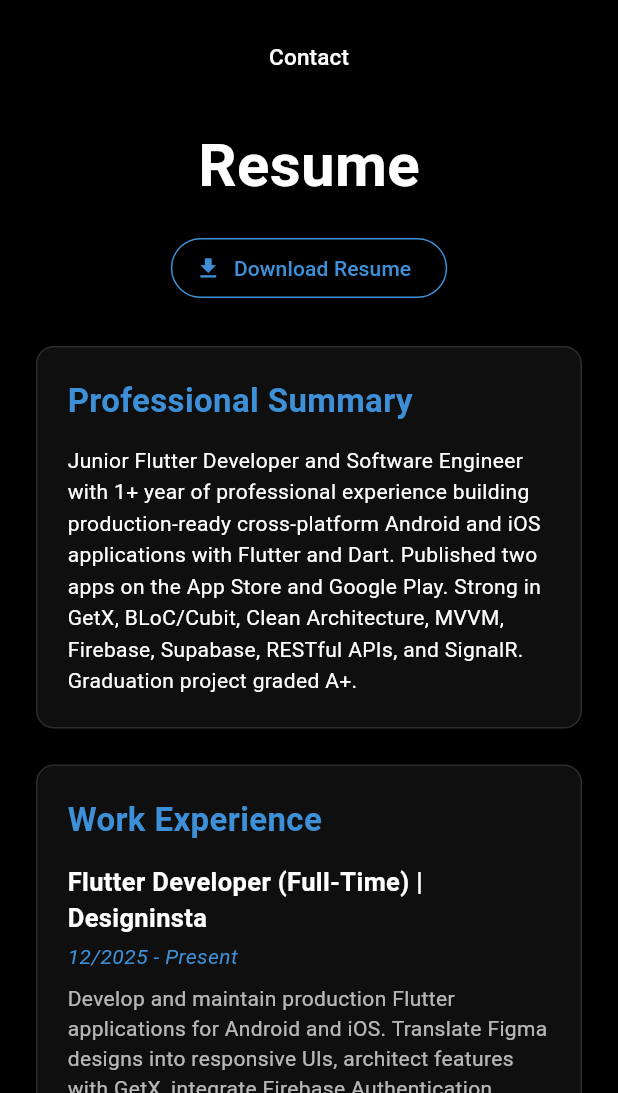
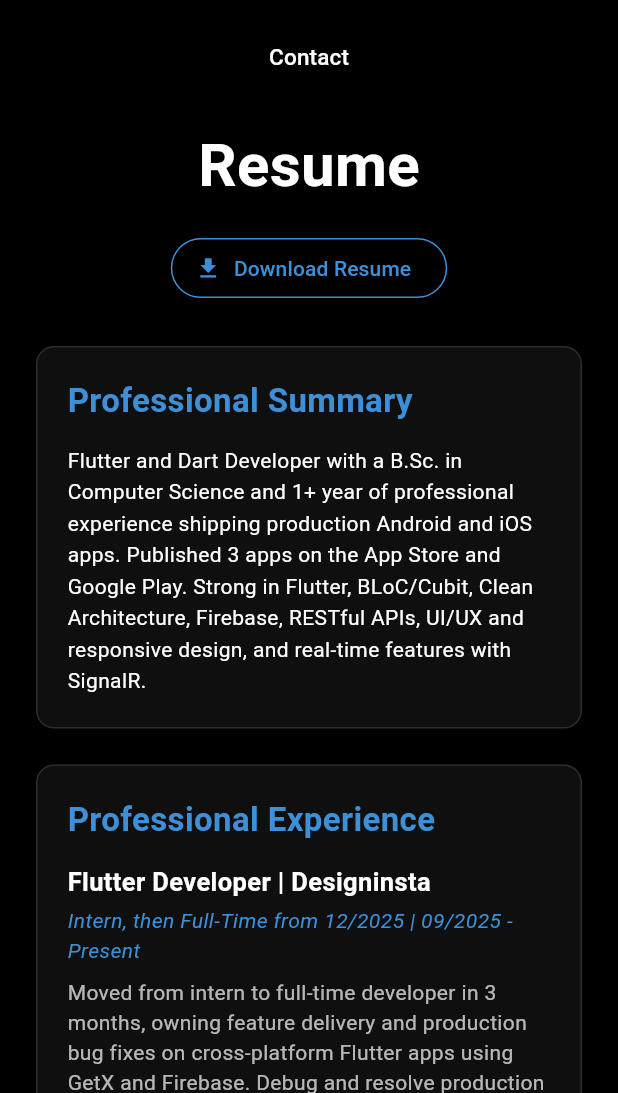
Before and after one commit to AmirKhairy/portfolio, a Flutter app: the screen it shows after launch, after a tap on "About", after a tap on "Resume", on a phone screen of 412 x 824 dp, the part 143-1236 px from its top. Run offline on Flutter 3.47's test engine with Material 3 defaults, Android fonts, the phone set to English and light mode, and no system bars; our stand-ins replace flutter_bloc, flutter_staggered_animations, font_awesome_flutter.

Commit message:
Update About, Home, Resume, and Layout pages with enhanced descriptions and skills

```diff
--- a/lib/features/about_page/about_page.dart
+++ b/lib/features/about_page/about_page.dart
@@ -35,7 +35,7 @@ class AboutPage extends StatelessWidget {
                   ),
                   const SizedBox(height: 20),
                   Text(
-                    'Junior Flutter Developer and Software Engineer with 1+ year of professional experience building production-ready cross-platform Android and iOS applications. Strong in Flutter, Dart, GetX, BLoC/Cubit, Clean Architecture, Firebase, Supabase, REST APIs, and real-time features.',
+                    'Flutter and Dart Developer with a B.Sc. in Computer Science and 1+ year of professional experience shipping production Android and iOS apps. Published 3 apps on the App Store and Google Play. Strong in Flutter, BLoC/Cubit, Clean Architecture, Firebase, RESTful APIs, UI/UX and responsive design, and real-time features with SignalR.',
                     textAlign: TextAlign.center,
                     style: TextStyle(
                       fontSize: 16,
@@ -63,9 +63,9 @@ class AboutPage extends StatelessWidget {
                                       color: Colors.white,
                                     )),
                                 SizedBox(height: 10),
-                                InfoRow(title: 'Birthday: 20 Dec 2003'),
+                                InfoRow(title: 'Location: Cairo, Egypt'),
                                 InfoRow(title: 'Phone: +20 103 207 8026'),
-                                InfoRow(title: 'City: Cairo, Egypt'),
+                                InfoRow(title: 'Email: amirkhairy903@gmail.com'),
                               ],
                             ),
                           ),
@@ -78,11 +78,10 @@ class AboutPage extends StatelessWidget {
                               crossAxisAlignment: CrossAxisAlignment.start,
                               children: const [
                                 SizedBox(height: 80),
-                                InfoRow(title: 'Age: 22'),
-                                InfoRow(title: 'Degree: Bachelor\'s'),
-                                InfoRow(
-                                    title: 'Email: amirkhairy903@gmail.com'),
-                                InfoRow(title: 'Freelance: Available'),
+                                InfoRow(title: 'Degree: B.Sc. Computer Science'),
+                                InfoRow(title: 'University: Tanta University'),
+                                InfoRow(title: 'GPA: 3.44 / 4.0'),
+                                InfoRow(title: 'Languages: Arabic, English'),
                               ],
                             ),
                           ),
@@ -137,12 +136,13 @@ class AboutPage extends StatelessWidget {
                       children: [
                         _buildSkillChip('Flutter'),
                         _buildSkillChip('Dart'),
-                        _buildSkillChip('State Management'),
-                        _buildSkillChip('Bloc, Cubit'),
-                        _buildSkillChip('REST APIs'),
-                        _buildSkillChip('Firebase, Supabase'),
-                        _buildSkillChip('SQFlite, Shared Preferences'),
-                        _buildSkillChip('Git, GitHub'),
+                        _buildSkillChip('BLoC, Cubit, GetX'),
+                        _buildSkillChip('Clean Architecture, MVVM'),
+                        _buildSkillChip('REST APIs, Dio, JWT'),
+                        _buildSkillChip('Firebase, Supabase, SignalR'),
+                        _buildSkillChip('SQLite, Hive'),
+                        _buildSkillChip('Responsive UI, Localization'),
+                        _buildSkillChip('Git, GitHub, CI/CD'),
                       ],
                     ),
                   ),
--- a/lib/features/home_page/home_page.dart
+++ b/lib/features/home_page/home_page.dart
@@ -106,7 +106,7 @@ class HomePage extends StatelessWidget {
                 ),
               ),
               Text(
-                'I\'m a Junior Flutter Developer',
+                'Flutter Developer',
                 style: TextStyle(
                   fontSize: titleSize,
                   color: Colors.white,
--- a/lib/features/resume_page/resume_page.dart
+++ b/lib/features/resume_page/resume_page.dart
@@ -5,20 +5,16 @@ import 'package:url_launcher/url_launcher.dart';
 
 class ResumePage extends StatelessWidget {
   const ResumePage({super.key});
-
   static const blue = Color.fromARGB(255, 61, 144, 215);
 
   @override
-  Widget build(BuildContext context) {
-    return Responsive(
+  Widget build(BuildContext context) => Responsive(
         desktop: _buildLayout(2),
         tablet: _buildLayout(2),
         mobile: _buildLayout(1),
       );
-  }
 
-  Widget _buildLayout(int columns) {
-    return AnimationLimiter(
+  Widget _buildLayout(int columns) => AnimationLimiter(
         child: Padding(
           padding: const EdgeInsets.fromLTRB(24, 20, 24, 40),
           child: Column(
@@ -33,7 +29,7 @@ class ResumePage extends StatelessWidget {
                 const Text('Resume', style: TextStyle(fontSize: 40, color: Colors.white, fontWeight: FontWeight.bold)),
                 const SizedBox(height: 16),
                 OutlinedButton.icon(
-                onPressed: () => launchUrl(Uri.parse('assets/assets/Amir_Khairy_Khalil_Flutter_CV.pdf')),
+                  onPressed: () => launchUrl(Uri.parse('assets/Amir_Khairy_Khalil_Flutter_CV.pdf')),
                   icon: const Icon(Icons.download),
                   label: const Text('Download Resume'),
                   style: OutlinedButton.styleFrom(foregroundColor: blue, side: const BorderSide(color: blue)),
@@ -51,7 +47,6 @@ class ResumePage extends StatelessWidget {
           ),
         ),
       );
-  }
 
   List<Widget> _sections() => [_summary(), const SizedBox(height: 24), _experience(), const SizedBox(height: 24), _projects(), const SizedBox(height: 24), _education(), const SizedBox(height: 24), _skills(), const SizedBox(height: 24), _additional()];
 
@@ -62,41 +57,35 @@ class ResumePage extends StatelessWidget {
         child: Column(crossAxisAlignment: CrossAxisAlignment.start, children: [Text(title, style: const TextStyle(fontSize: 22, color: blue, fontWeight: FontWeight.bold)), const SizedBox(height: 14), child]),
       );
 
-  Widget _summary() => _card('Professional Summary', const Text('Junior Flutter Developer and Software Engineer with 1+ year of professional experience building production-ready cross-platform Android and iOS applications with Flutter and Dart. Published two apps on the App Store and Google Play. Strong in GetX, BLoC/Cubit, Clean Architecture, MVVM, Firebase, Supabase, RESTful APIs, and SignalR. Graduation project graded A+.', style: TextStyle(color: Colors.white, height: 1.5)));
+  Widget _summary() => _card('Professional Summary', const Text('Flutter and Dart Developer with a B.Sc. in Computer Science and 1+ year of professional experience shipping production Android and iOS apps. Published 3 apps on the App Store and Google Play. Strong in Flutter, BLoC/Cubit, Clean Architecture, Firebase, RESTful APIs, UI/UX and responsive design, and real-time features with SignalR.', style: TextStyle(color: Colors.white, height: 1.5)));
 
-  Widget _experience() => _card('Work Experience', Column(crossAxisAlignment: CrossAxisAlignment.start, children: [
-        _heading('Flutter Developer (Full-Time) | Designinsta', '12/2025 - Present'),
-        _body('Develop and maintain production Flutter applications for Android and iOS. Translate Figma designs into responsive UIs, architect features with GetX, integrate Firebase Authentication, Firestore, and FCM, and refactor code for performance and maintainability. Collaborate in Agile teams using Git, branching strategies, pull requests, and code reviews. Use AI coding agents with custom rules and sub-agents, reviewing all generated code.'),
-        const SizedBox(height: 16),
-        _heading('Flutter Developer (Intern) | Designinsta', '09/2025 - 12/2025'),
-        _body('Built production-grade Flutter features under mentorship, applying GetX for state management, routing, dependency injection, Firebase Authentication, and Firestore real-time synchronization.'),
+  Widget _experience() => _card('Professional Experience', Column(crossAxisAlignment: CrossAxisAlignment.start, children: [
+        _heading('Flutter Developer | Designinsta', 'Intern, then Full-Time from 12/2025 | 09/2025 - Present'),
+        _body('Moved from intern to full-time developer in 3 months, owning feature delivery and production bug fixes on cross-platform Flutter apps using GetX and Firebase. Debug and resolve production issues, including Firebase and deep-link flows, keeping live apps stable. Ship work through Agile sprints with Jira, Git branching, and pull-request code reviews.'),
       ]));
 
-  Widget _projects() => _card('Selected Projects', Column(crossAxisAlignment: CrossAxisAlignment.start, children: [
-        _heading('Qatra (قطرة) - Water Donation Platform', 'Published on App Store & Google Play'),
-        _body('Flutter, Dart, GetX, Firebase, payment integration. Built an app for purchasing water and donating it to mosques, with Moyasar payments and real-time delivery tracking.'),
-        const SizedBox(height: 12),
-        _heading('Qatra Captain (قطرة كابتن) - Delivery Driver App', 'Published on App Store & Google Play'),
-        _body('Flutter, Dart, GetX, Firebase. Built real-time order assignment, delivery status workflows, and photo/video proof of delivery.'),
+  Widget _projects() => _card('Projects', Column(crossAxisAlignment: CrossAxisAlignment.start, children: [
+        _heading('Qatra & Qatra Captain - Water Donation Platform and Driver App', 'App Store & Google Play'),
+        _body('Flutter, GetX, Firebase, Moyasar. Shipped 2 apps (customer and driver) to both the App Store and Google Play: users buy water and donate it to mosques, with delivery guaranteed within 24 hours. Integrated Moyasar online payments and real-time order tracking, with photo and video proof of delivery.'),
         const SizedBox(height: 12),
         _heading('Farm IQ - Smart Cattle Management App', 'Graduation Project (A+)'),
-        _body('Flutter, GetX, REST API, SignalR, FCM, Dio. Built role-based farm management with live cattle telemetry, AI alerts, JWT authentication, and SignalR team chat.'),
+        _body('Flutter, GetX, REST API, SignalR, FCM, Dio. Built a 2-role (Admin/Worker) app with live cattle health telemetry charts, AI alerts, JWT auth with automatic token refresh, and real-time team chat with SignalR.'),
         const SizedBox(height: 12),
         _heading('Smart Label - E-Commerce App', 'College Project'),
-        _body('Flutter, BLoC/Cubit, REST API, MVVM, Clean Architecture. Built product browsing, cart management, instant price updates, and an admin dashboard.'),
+        _body('Flutter, BLoC/Cubit, MVVM, Clean Architecture, REST API. Built the full shopping flow with product browsing, cart management, instant price updates, and an admin dashboard.'),
         const SizedBox(height: 12),
-        _heading('Basmty - Employee Attendance Tracker', 'Freelance'),
-        _body('Flutter, biometric authentication, local network, SQLite. Built secure fingerprint check-in/check-out with local-network-only communication.'),
+        _heading('Also: Muzakkir and Basmty', 'Additional projects'),
+        _body('Muzakkir: habit tracker using Cubit and local notifications, published on Google Play. Basmty: freelance biometric attendance app using SQLite.'),
       ]));
 
   Widget _education() => _card('Education', Column(crossAxisAlignment: CrossAxisAlignment.start, children: [
         _heading('B.Sc. in Computer Science | Tanta University, Egypt', '09/2022 - 06/2026'),
-        _body('GPA: 3.44 / 4.0 (B+)\nGraduation Project: A+'),
+        _body('GPA: 3.44 / 4.0\nGraduation Project: A+'),
       ]));
 
-  Widget _skills() => _card('Technical Skills', const Text('Dart, Flutter SDK, Flutter Web, BLoC, Cubit, GetX, Clean Architecture, MVVM, MVC, Repository Pattern, Firebase, Supabase, REST APIs, Dio, JWT, SignalR, SQLite, Hive, Shared Preferences, FCM, local notifications, responsive UI, localization, payment integration, biometric authentication, WebView, unit testing, Git, GitHub, CI/CD, Agile, Postman, Android Studio, VS Code, Figma, agentic coding.', style: TextStyle(color: Colors.white, height: 1.5)));
+  Widget _skills() => _card('Technical Skills', const Text('Mobile: Dart, Flutter SDK, Flutter Web, mobile UI/UX, responsive UI, localization (Arabic/English), theming, local and push notifications.\n\nState & Architecture: BLoC, Cubit, GetX, Clean Architecture, MVVM, Repository Pattern.\n\nBackend & Data: RESTful APIs, Dio, JWT, Firebase (Authentication, FCM, Firestore, Realtime Database, Storage, Cloud Functions), Supabase, SignalR, SQLite, Hive.\n\nTools: Git/GitHub, CI/CD, Agile/Jira, Postman, Figma, unit testing, AI-assisted development and code review.', style: TextStyle(color: Colors.white, height: 1.5)));
 
-  Widget _additional() => _card('Certifications & Languages', const Text('AI for Developers: Master Agentic Coding the Right Way - Udemy\nFlutter Training - ITI (07/2025 - 08/2025)\niSUPPLY Hackathon 2.0 (06/2025 - 07/2025)\nNext Summit - iCareer 2026\n\nArabic: Native\nEnglish: Professional working proficiency', style: TextStyle(color: Colors.white, height: 1.6)));
+  Widget _additional() => _card('Education & Training', const Text('Flutter Training, ITI (07/2025 - 08/2025): responsive UIs, Cubit, Hive, Firebase, FCM, and REST APIs.\n\niSUPPLY Hackathon 2.0 (2025): built real-time order tracking, FCM push notifications, and a 4-stage order status lifecycle (Pending, Confirmed, Shipped, Delivered).\n\nLanguages: Arabic (Native), English (Professional working proficiency)', style: TextStyle(color: Colors.white, height: 1.6)));
 
   Widget _heading(String title, String subtitle) => Column(crossAxisAlignment: CrossAxisAlignment.start, children: [Text(title, style: const TextStyle(fontSize: 17, color: Colors.white, fontWeight: FontWeight.bold)), const SizedBox(height: 4), Text(subtitle, style: const TextStyle(color: blue, fontStyle: FontStyle.italic))]);
 
--- a/lib/layout.dart
+++ b/lib/layout.dart
@@ -48,7 +48,7 @@ class Layout extends StatelessWidget {
         crossAxisAlignment: CrossAxisAlignment.center,
         children: [
           Text(
-            'Flutter developer with a passion for innovation.',
+            'Flutter Developer building production-ready mobile experiences.',
             textAlign: TextAlign.center,
             style: TextStyle(
               color: Colors.white,
```
Also changed, not shown: 4 other files. Lines whose indentation alone changed are shown as unchanged.
